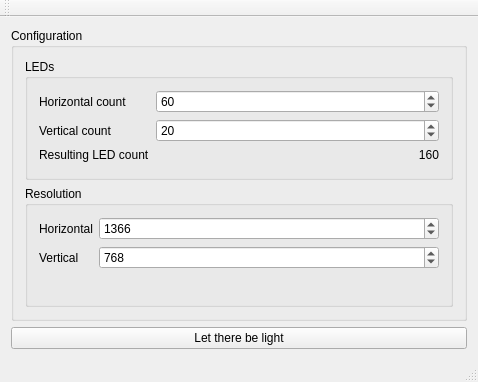
Before: the Qt Designer form ambilight-gui/mainwindow.ui in enra64/PalliLux, drawn with Qt 5.
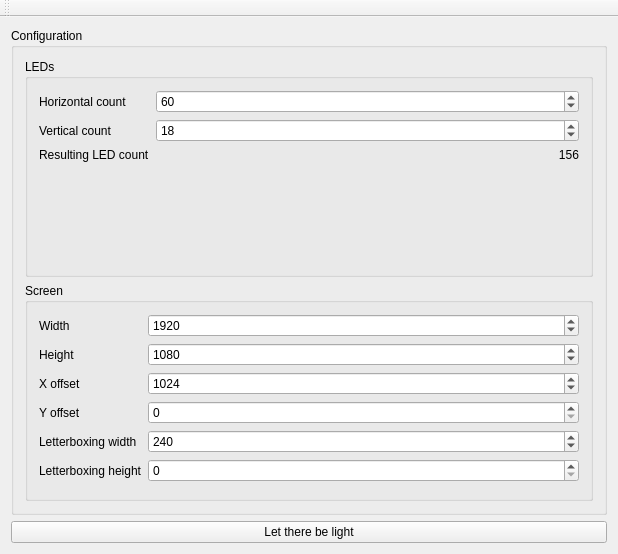
After: the same form once the commit is applied.

Commit message: updated class diagram... somehow the previous commit  was empty?

```diff
--- a/ambilight-gui/mainwindow.ui
+++ b/ambilight-gui/mainwindow.ui
@@ -6,8 +6,8 @@
    <rect>
     <x>0</x>
     <y>0</y>
-    <width>478</width>
-    <height>382</height>
+    <width>618</width>
+    <height>554</height>
    </rect>
   </property>
   <property name="windowTitle">
@@ -17,6 +17,12 @@
    <layout class="QVBoxLayout" name="verticalLayout">
     <item>
      <widget class="QGroupBox" name="groupBox">
+      <property name="sizePolicy">
+       <sizepolicy hsizetype="Preferred" vsizetype="Expanding">
+        <horstretch>0</horstretch>
+        <verstretch>0</verstretch>
+       </sizepolicy>
+      </property>
       <property name="title">
        <string>Configuration</string>
       </property>
@@ -63,7 +69,7 @@
              <number>1000000</number>
             </property>
             <property name="value">
-             <number>20</number>
+             <number>18</number>
             </property>
            </widget>
           </item>
@@ -77,7 +83,7 @@
           <item row="2" column="1">
            <widget class="QLabel" name="ledCountLabel">
             <property name="text">
-             <string>160</string>
+             <string>156</string>
             </property>
             <property name="alignment">
              <set>Qt::AlignRight|Qt::AlignTrailing|Qt::AlignVCenter</set>
@@ -90,13 +96,13 @@
        <item>
         <widget class="QGroupBox" name="groupBox_3">
          <property name="title">
-          <string>Resolution</string>
+          <string>Screen</string>
          </property>
          <layout class="QFormLayout" name="formLayout">
           <item row="0" column="0">
            <widget class="QLabel" name="label_3">
             <property name="text">
-             <string>Horizontal</string>
+             <string>Width</string>
             </property>
            </widget>
           </item>
@@ -106,14 +112,14 @@
              <number>1000000</number>
             </property>
             <property name="value">
-             <number>1366</number>
+             <number>1920</number>
             </property>
            </widget>
           </item>
           <item row="1" column="0">
            <widget class="QLabel" name="label_6">
             <property name="text">
-             <string>Vertical</string>
+             <string>Height</string>
             </property>
            </widget>
           </item>
@@ -123,7 +129,69 @@
              <number>999997</number>
             </property>
             <property name="value">
-             <number>768</number>
+             <number>1080</number>
+            </property>
+           </widget>
+          </item>
+          <item row="2" column="0">
+           <widget class="QLabel" name="label_5">
+            <property name="text">
+             <string>X offset</string>
+            </property>
+           </widget>
+          </item>
+          <item row="2" column="1">
+           <widget class="QSpinBox" name="xOffsetSpinbox">
+            <property name="maximum">
+             <number>1000000000</number>
+            </property>
+            <property name="value">
+             <number>1024</number>
+            </property>
+           </widget>
+          </item>
+          <item row="3" column="0">
+           <widget class="QLabel" name="label_7">
+            <property name="text">
+             <string>Y offset</string>
+            </property>
+           </widget>
+          </item>
+          <item row="3" column="1">
+           <widget class="QSpinBox" name="yOffsetSpinbox">
+            <property name="maximum">
+             <number>1000000000</number>
+            </property>
+           </widget>
+          </item>
+          <item row="4" column="0">
+           <widget class="QLabel" name="label_8">
+            <property name="text">
+             <string>Letterboxing width</string>
+            </property>
+           </widget>
+          </item>
+          <item row="4" column="1">
+           <widget class="QSpinBox" name="letterboxingWidthSpinBox">
+            <property name="maximum">
+             <number>1000000000</number>
+            </property>
+            <property name="value">
+             <number>240</number>
+            </property>
+           </widget>
+          </item>
+          <item row="5" column="0">
+           <widget class="QLabel" name="label_9">
+            <property name="text">
+             <string>Letterboxing height</string>
+            </property>
+           </widget>
+          </item>
+          <item row="5" column="1">
+           <widget class="QSpinBox" name="letterboxingHeightSpinBox">
+            <property name="maximum">
+             <number>1000000000</number>
             </property>
            </widget>
           </item>
@@ -164,7 +232,6 @@
     <bool>false</bool>
    </attribute>
   </widget>
-  <widget class="QStatusBar" name="statusBar"/>
  </widget>
  <layoutdefault spacing="6" margin="11"/>
  <resources/>
```
Left out of the diff: 8 changed lines with no effect on the pictures. The commit also changes 31 other files.
